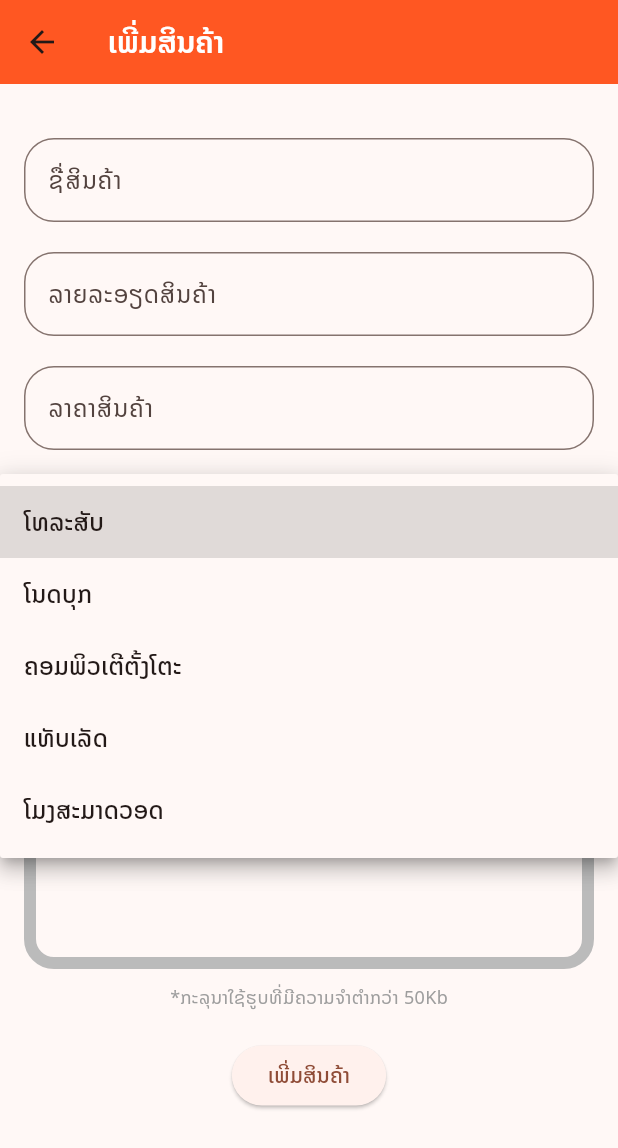
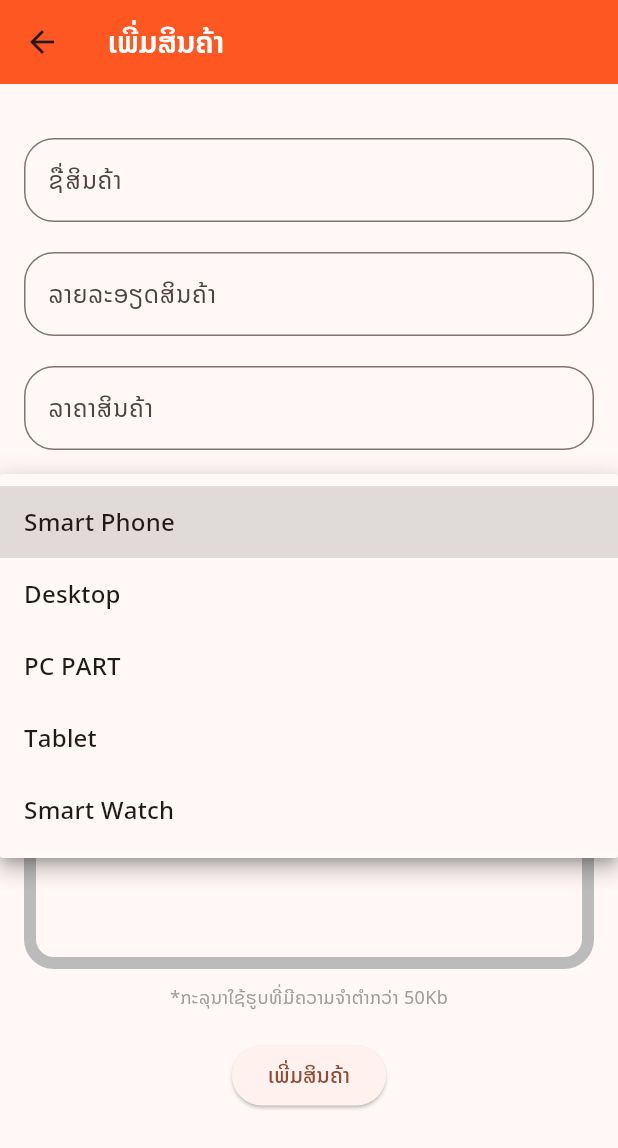
Before and after one commit to khamphoud/Bundit-Store, a Flutter app: the AddProductPage screen opened by its route, after a tap on "ປະເພດສິນຄ້າ", on a phone screen of 412 x 824 dp. Shown: the top 1148 px of the screen. Run offline on Flutter 3.47's test engine with Material 3 defaults, Android fonts, the phone set to English and light mode, and no system bars; our stand-ins replace carousel_slider, image_picker, skeleton_text.

Commit message:
Update addProduct.dart

```diff
--- a/lib/addProduct.dart
+++ b/lib/addProduct.dart
@@ -76,11 +76,11 @@ class AddProductPageStale extends State<AddProductPage> {
           color: const Color.fromARGB(255, 187, 187, 187), width: 8.0),
       borderRadius: BorderRadius.circular(20.0));
   final prodType = [
-    'ໂທລະສັບ',
-    'ໂນດບຸກ',
-    'ຄອມພິວເຕີຕັ້ງໂຕະ',
-    'ແທັບເລັດ',
-    'ໂມງສະມາດວອດ'
+    'Smart Phone',
+    'Desktop',
+    'PC PART',
+    'Tablet',
+    'Smart Watch'
   ];
   String? selectedType;
   String? dialogMessage;
```
